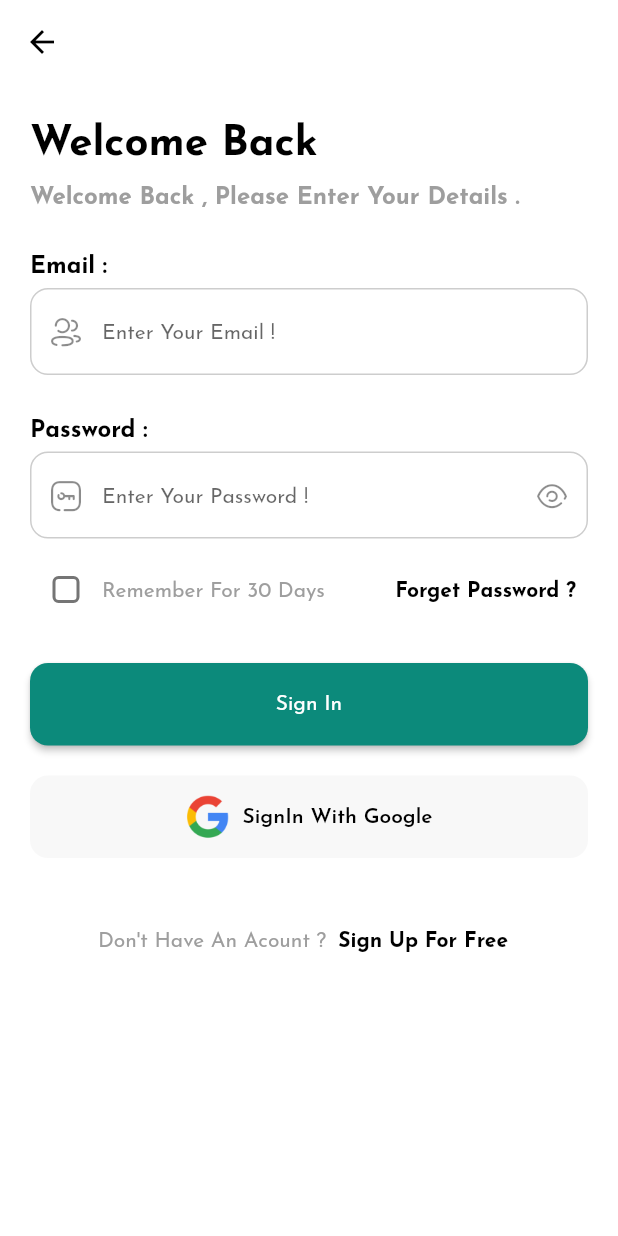
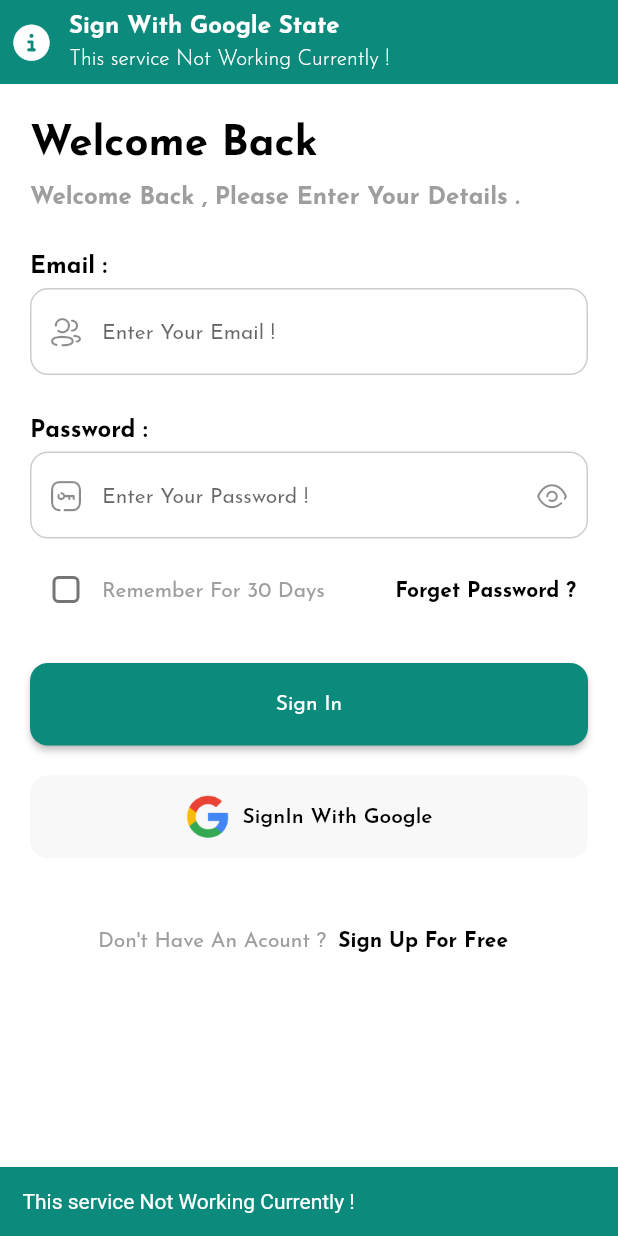
Before and after one commit to Eissa-Ahmed/furniture-Shop, a Flutter app: the LoginSceen screen opened by its route, after a tap on "SignIn With Google", on a phone screen of 412 x 824 dp. Run offline on Flutter 3.47's test engine with Material 2 defaults, Android fonts, the phone set to English and light mode, and no system bars; our stand-ins replace dio, font_awesome_flutter, get, shared_preferences, smooth_page_indicator; accounts and stored records are empty; network calls fail.

Commit message:
Finish logic login

```diff
--- a/e_commerce_2022/lib/E_Commerce/Constant/StringManage.dart
+++ b/e_commerce_2022/lib/E_Commerce/Constant/StringManage.dart
@@ -11,4 +11,5 @@ class RoutesString {
   static const String onBoradingScreen = "/onBoradingScreen";
   static const String loginScreen = "/loginScreen";
   static const String signUpScreen = "/signUpScreen";
+  static const String homeScreen = "/homeScreen";
 }
--- a/e_commerce_2022/lib/E_Commerce/Constant/theme.dart
+++ b/e_commerce_2022/lib/E_Commerce/Constant/theme.dart
@@ -21,6 +21,7 @@ ThemeData lightTheme = ThemeData(
   ),
   elevatedButtonTheme: ElevatedButtonThemeData(
     style: ElevatedButton.styleFrom(
+      padding: const EdgeInsets.symmetric(vertical: 10),
       backgroundColor: ColorsManager.primaryColor,
       foregroundColor: Colors.white,
       animationDuration: const Duration(milliseconds: 700),
@@ -94,6 +95,7 @@ ThemeData darkTheme = ThemeData(
   ),
   elevatedButtonTheme: ElevatedButtonThemeData(
     style: ElevatedButton.styleFrom(
+      padding: const EdgeInsets.symmetric(vertical: 10),
       backgroundColor: ColorsManager.primaryColor,
       foregroundColor: Colors.white,
       animationDuration: const Duration(milliseconds: 700),
--- /dev/null
+++ b/e_commerce_2022/lib/E_Commerce/Controller/HomeController/homeController.dart
@@ -0,0 +1,5 @@
+import 'package:get/get.dart';
+
+class HomeController extends GetxController {
+  String titleTest = "Essa Ahmed";
+}
--- /dev/null
+++ b/e_commerce_2022/lib/E_Commerce/Model/signInModel.dart
@@ -0,0 +1,61 @@
+class SignInModel {
+  String email;
+  String password;
+  SignInModel({required this.email, required this.password});
+
+  dynamic toJson() {
+    return {
+      "email": email,
+      "password": password,
+    };
+  }
+}
+
+class SignInDataModel {
+  bool status;
+  String message;
+  DataSignInModel? data;
+  SignInDataModel(
+      {required this.data, required this.message, required this.status});
+  factory SignInDataModel.fromJson(Map<String, dynamic> json) {
+    return SignInDataModel(
+      data: DataSignInModel.fromJson(json["data"]),
+      message: json["message"],
+      status: json["status"],
+    );
+  }
+}
+
+class DataSignInModel {
+  String name;
+  String email;
+  String phone;
+  int id;
+  String token;
+  String image;
+  int credit;
+  int points;
+
+  DataSignInModel({
+    required this.email,
+    required this.id,
+    required this.image,
+    required this.name,
+    required this.phone,
+    required this.token,
+    required this.credit,
+    required this.points,
+  });
+  factory DataSignInModel.fromJson(Map<String, dynamic> json) {
+    return DataSignInModel(
+      email: json["email"],
+      id: json["id"],
+      image: json["image"],
+      name: json["name"],
+      phone: json["phone"],
+      token: json["token"],
+      points: json["points"],
+      credit: json["credit"],
+    );
+  }
+}
--- /dev/null
+++ b/e_commerce_2022/lib/E_Commerce/Model/signUpModel.dart
@@ -0,0 +1,64 @@
+class SignUpModel {
+  String name;
+  String email;
+  String password;
+  String phone;
+  SignUpModel({
+    required this.email,
+    required this.name,
+    required this.password,
+    required this.phone,
+  });
+
+  dynamic toJson() {
+    return {
+      "name": name,
+      "email": email,
+      "password": password,
+      "phone": phone,
+    };
+  }
+}
+
+// class SignUpDataModel {
+//   bool status;
+//   String message;
+//   DataSignUpModel? data;
+//   SignUpDataModel(
+//       {required this.data, required this.message, required this.status});
+//   factory SignUpDataModel.fromJson(Map<String, dynamic> json) {
+//     return SignUpDataModel(
+//       data: DataSignUpModel.fromJson(json["data"]),
+//       message: json["message"],
+//       status: json["status"],
+//     );
+//   }
+// }
+
+// class DataSignUpModel {
+//   String? name;
+//   String? email;
+//   String? phone;
+//   int? id;
+//   String? token;
+//   String? image;
+
+//   DataSignUpModel({
+//     required this.email,
+//     required this.id,
+//     required this.image,
+//     required this.name,
+//     required this.phone,
+//     required this.token,
+//   });
+//   factory DataSignUpModel.fromJson(Map<String, dynamic> json) {
+//     return DataSignUpModel(
+//       email: json["email"],
+//       id: json["id"],
+//       image: json["image"],
+//       name: json["name"],
+//       phone: json["phone"],
+//       token: json["token"],
+//     );
+//   }
+// }
--- a/e_commerce_2022/lib/E_Commerce/Presentation/AuthScreens/LoginScreen/loginScreen.dart
+++ b/e_commerce_2022/lib/E_Commerce/Presentation/AuthScreens/LoginScreen/loginScreen.dart
@@ -42,6 +42,7 @@ class LoginSceen extends StatelessWidget {
                   height: 5,
                 ),
                 customTextFormField(
+                  keyboardType: TextInputType.emailAddress,
                   context: context,
                   hint: "Enter Your Email !",
                   prefixIcon: const Icon(IconBroken.User),
@@ -59,6 +60,7 @@ class LoginSceen extends StatelessWidget {
                 ),
                 GetBuilder<AuthController>(
                   builder: (c) => customTextFormField(
+                    keyboardType: TextInputType.visiblePassword,
                     obscureText: c.isShowPass,
                     context: context,
                     hint: "Enter Your Password !",
@@ -122,9 +124,17 @@ class LoginSceen extends StatelessWidget {
                 const SizedBox(
                   height: 25,
                 ),
-                ElevatedButton(
-                  onPressed: () {},
-                  child: const Text("Sign In"),
+                GetBuilder<AuthController>(
+                  builder: (c) => ElevatedButton(
+                    onPressed: () async {
+                      await controller.signIn(context);
+                    },
+                    child: c.isLoading
+                        ? const CircularProgressIndicator(
+                            color: Colors.white,
+                          )
+                        : const Text("Sign In"),
+                  ),
                 ),
                 const SizedBox(
                   height: 20,
@@ -154,12 +164,11 @@ class LoginSceen extends StatelessWidget {
                       },
                       child: Text(
                         "Sign Up For Free",
-                        style: Theme.of(context)
-                            .textTheme
-                            .displaySmall!
-                            .copyWith(
-                                color: Theme.of(context).primaryColor,
-                                fontSize: 14),
+                        style:
+                            Theme.of(context).textTheme.displaySmall!.copyWith(
+                                  color: Theme.of(context).primaryColor,
+                                  fontSize: 14,
+                                ),
                       ),
                     ),
                   ],
--- /dev/null
+++ b/e_commerce_2022/lib/E_Commerce/Presentation/WidgetShare/customSnackBar.dart
@@ -0,0 +1,34 @@
+import 'package:flutter/material.dart';
+import 'package:font_awesome_flutter/font_awesome_flutter.dart';
+import 'package:get/get.dart';
+
+import '../../Constant/colorsManager.dart';
+
+SnackbarController customSnackBar(String title, String message) {
+  return Get.snackbar(
+    title,
+    message,
+    backgroundColor: ColorsManager.primaryColor,
+    barBlur: 10,
+    borderRadius: 0,
+    duration: const Duration(seconds: 3),
+    icon: const Icon(
+      FontAwesomeIcons.circleInfo,
+      color: Colors.white,
+    ),
+    margin: EdgeInsets.zero,
+    padding: const EdgeInsets.all(10),
+    animationDuration: const Duration(milliseconds: 700),
+    colorText: Colors.white,
+  );
+}
+
+customSnackBar2(String title, String message, BuildContext context) {
+  final snackBar = SnackBar(
+    content: Text(message),
+    padding: const EdgeInsets.all(15),
+    backgroundColor: ColorsManager.primaryColor,
+    duration: const Duration(seconds: 3),
+  );
+  return ScaffoldMessenger.of(context).showSnackBar(snackBar);
+}
--- a/e_commerce_2022/lib/E_Commerce/Presentation/WidgetShare/customTextField.dart
+++ b/e_commerce_2022/lib/E_Commerce/Presentation/WidgetShare/customTextField.dart
@@ -8,8 +8,10 @@ TextFormField customTextFormField({
   required String? Function(String?)? validator,
   required TextEditingController textEditingController,
   bool obscureText = false,
+  required TextInputType keyboardType,
 }) {
   return TextFormField(
+    keyboardType: keyboardType,
     obscureText: obscureText,
     validator: validator,
     style: Theme.of(context)
--- a/e_commerce_2022/lib/E_Commerce/Presentation/WidgetShare/signWithGoogle.dart
+++ b/e_commerce_2022/lib/E_Commerce/Presentation/WidgetShare/signWithGoogle.dart
@@ -1,9 +1,14 @@
 import 'package:e_commerce_2022/E_Commerce/Constant/StringManage.dart';
+import 'package:e_commerce_2022/E_Commerce/Presentation/WidgetShare/customSnackBar.dart';
 import 'package:flutter/material.dart';
 
 ElevatedButton signWithGoogle(BuildContext context) {
   return ElevatedButton(
-    onPressed: () {},
+    onPressed: () {
+      customSnackBar2("title", "This service Not Working Currently !", context);
+      customSnackBar(
+          "Sign With Google State", "This service Not Working Currently !");
+    },
     style: ElevatedButton.styleFrom(
         backgroundColor: const Color.fromARGB(255, 248, 248, 248),
         elevation: 0),
--- a/e_commerce_2022/lib/E_Commerce/Services/middleWare.dart
+++ b/e_commerce_2022/lib/E_Commerce/Services/middleWare.dart
@@ -12,3 +12,13 @@ class OnBoardingMiddleWare extends GetMiddleware {
     return null;
   }
 }
+
+class LoginMiddleWare extends GetMiddleware {
+  @override
+  RouteSettings? redirect(String? route) {
+    if (CachHelper.sharedPreferences.get("login") != null) {
+      return const RouteSettings(name: RoutesString.homeScreen);
+    }
+    return null;
+  }
+}
--- a/e_commerce_2022/lib/E_Commerce/Services/myBindings.dart
+++ b/e_commerce_2022/lib/E_Commerce/Services/myBindings.dart
@@ -1,4 +1,5 @@
 import 'package:e_commerce_2022/E_Commerce/Controller/AuthController/authController.dart';
+import 'package:e_commerce_2022/E_Commerce/Controller/HomeController/homeController.dart';
 import 'package:e_commerce_2022/E_Commerce/Controller/OnBoardingController/onBoardingController.dart';
 import 'package:get/get.dart';
 
@@ -7,5 +8,6 @@ class MyBindings extends Bindings {
   void dependencies() {
     Get.lazyPut(() => AuthController());
     Get.lazyPut(() => OnBoardingController());
+    Get.lazyPut(() => HomeController());
   }
 }
```
Also changed, not shown: e_commerce_2022/lib/E_Commerce/Controller/AuthController/authController.dart (+57 -0 lines), e_commerce_2022/lib/E_Commerce/Presentation/AuthScreens/SignUpScreen/signUpScreen.dart (+62 -15 lines), e_commerce_2022/lib/E_Commerce/Presentation/HomeScreen/homeScreen.dart (+9 -3 lines), e_commerce_2022/lib/main.dart (+12 -0 lines).
